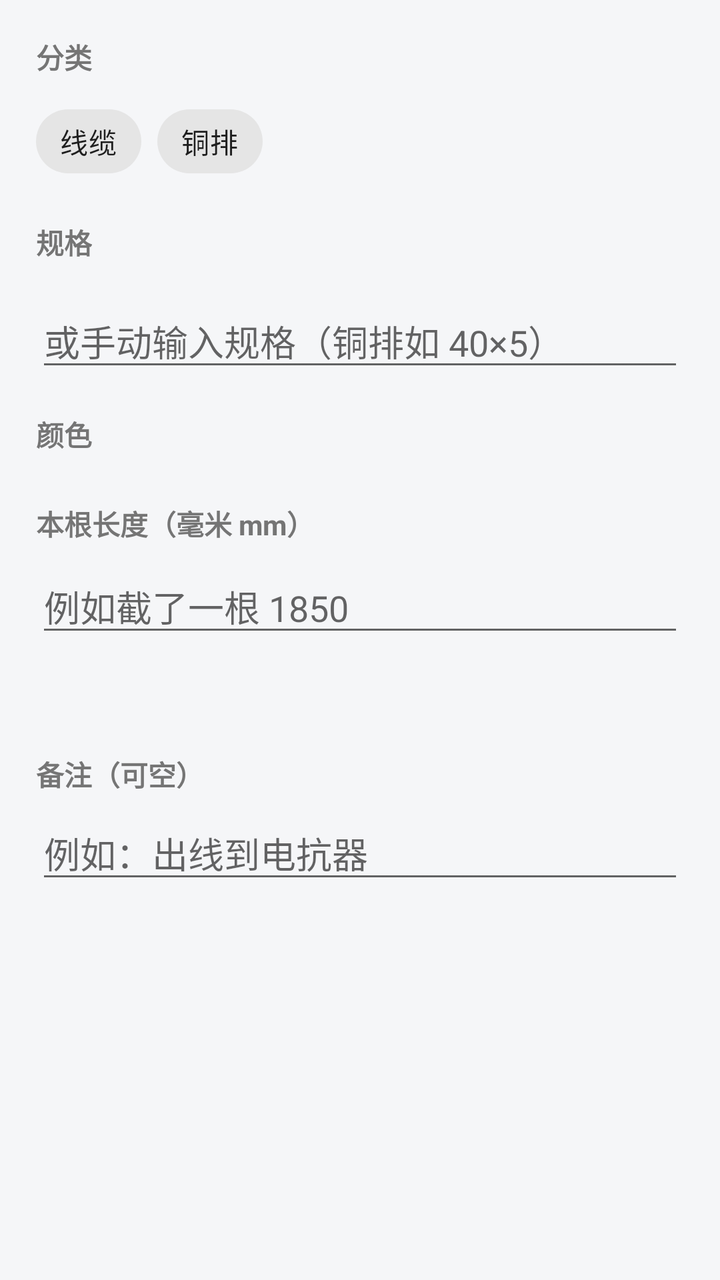
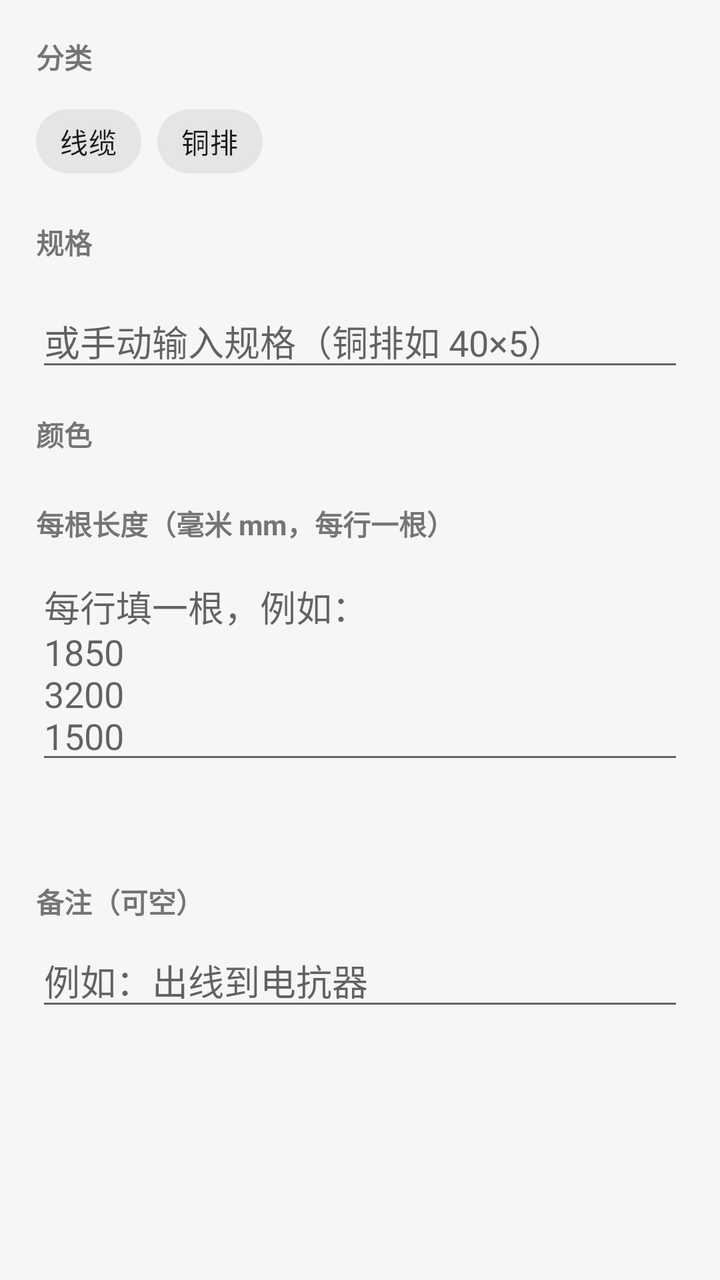

Before-and-after screenshots of an Android layout around one commit, followed by the original layout XML and the change that was made.
<!-- AndroidManifest.xml: application theme Theme.App -->
<!-- res/layout/dialog_record.xml -->
<?xml version="1.0" encoding="utf-8"?>
<ScrollView xmlns:android="http://schemas.android.com/apk/res/android"
    xmlns:app="http://schemas.android.com/apk/res-auto"
    android:layout_width="match_parent"
    android:layout_height="wrap_content">
    <LinearLayout xmlns:android="http://schemas.android.com/apk/res/android"
        android:layout_width="match_parent"
        android:layout_height="wrap_content"
        android:orientation="vertical"
        android:padding="18dp">

        <TextView
            android:layout_width="wrap_content"
            android:layout_height="wrap_content"
            android:text="分类"
            android:textSize="14sp"
            android:textStyle="bold"
            android:textColor="@color/text_secondary" />

        <com.google.android.material.chip.ChipGroup
            android:id="@+id/cg_kind"
            android:layout_width="match_parent"
            android:layout_height="wrap_content"
            android:layout_marginTop="8dp"
            app:singleSelection="true"
            app:selectionRequired="true">

            <com.google.android.material.chip.Chip
                android:id="@+id/chip_kind_wire"
                style="@style/Widget.MaterialComponents.Chip.Choice"
                android:layout_width="wrap_content"
                android:layout_height="wrap_content"
                android:text="线缆"
                app:checkedIconVisible="false" />

            <com.google.android.material.chip.Chip
                android:id="@+id/chip_kind_busbar"
                style="@style/Widget.MaterialComponents.Chip.Choice"
                android:layout_width="wrap_content"
                android:layout_height="wrap_content"
                android:text="铜排"
                app:checkedIconVisible="false" />
        </com.google.android.material.chip.ChipGroup>

        <TextView
            android:id="@+id/tv_spec_label"
            android:layout_width="wrap_content"
            android:layout_height="wrap_content"
            android:text="规格"
            android:textSize="14sp"
            android:textStyle="bold"
            android:textColor="@color/text_secondary"
            android:layout_marginTop="16dp" />

        <com.google.android.material.chip.ChipGroup
            android:id="@+id/cg_spec"
            android:layout_width="match_parent"
            android:layout_height="wrap_content"
            android:layout_marginTop="8dp"
            app:singleSelection="true">

            
        </com.google.android.material.chip.ChipGroup>

        <EditText
            android:id="@+id/et_spec_custom"
            android:layout_width="match_parent"
            android:layout_height="wrap_content"
            android:hint="或手动输入规格（铜排如 40×5）"
            android:inputType="text"
            android:importantForAutofill="no"
            android:layout_marginTop="8dp"
            android:visibility="visible" />

        <TextView
            android:id="@+id/tv_color_label"
            android:layout_width="wrap_content"
            android:layout_height="wrap_content"
            android:text="颜色"
            android:textSize="14sp"
            android:textStyle="bold"
            android:textColor="@color/text_secondary"
            android:layout_marginTop="16dp" />

        <com.google.android.material.chip.ChipGroup
            android:id="@+id/cg_color"
            android:layout_width="match_parent"
            android:layout_height="wrap_content"
            android:layout_marginTop="8dp"
            app:singleSelection="true">

            
        </com.google.android.material.chip.ChipGroup>

        <TextView
            android:layout_width="wrap_content"
            android:layout_height="wrap_content"
            android:text="本根长度（毫米 mm）"
            android:textSize="14sp"
            android:textStyle="bold"
            android:textColor="@color/text_secondary"
            android:layout_marginTop="16dp" />

        <EditText
            android:id="@+id/et_length"
            android:layout_width="match_parent"
            android:layout_height="wrap_content"
            android:hint="例如截了一根 1850"
            android:inputType="number"
            android:digits="0123456789"
            android:importantForAutofill="no"
            android:layout_marginTop="8dp" />

        <TextView
            android:id="@+id/tv_length_preview"
            android:layout_width="wrap_content"
            android:layout_height="wrap_content"
            android:text=""
            android:textColor="@color/text_secondary"
            android:textSize="13sp"
            android:layout_marginTop="4dp" />

        <TextView
            android:id="@+id/tv_existing_total"
            android:layout_width="wrap_content"
            android:layout_height="wrap_content"
            android:text=""
            android:textColor="@color/primary"
            android:textSize="13sp"
            android:layout_marginTop="2dp" />

        <TextView
            android:layout_width="wrap_content"
            android:layout_height="wrap_content"
            android:text="备注（可空）"
            android:textSize="14sp"
            android:textStyle="bold"
            android:textColor="@color/text_secondary"
            android:layout_marginTop="12dp" />

        <EditText
            android:id="@+id/et_note"
            android:layout_width="match_parent"
            android:layout_height="wrap_content"
            android:hint="例如：出线到电抗器"
            android:inputType="text"
            android:importantForAutofill="no"
            android:layout_marginTop="6dp" />
    </LinearLayout>
</ScrollView>
<!-- resources referenced by this layout -->
<resources>
  <color name="primary">#1565C0</color>
  <color name="text_secondary">#757575</color>
  <style name="Theme.App" parent="Theme.MaterialComponents.DayNight.NoActionBar">
          <item name="colorPrimary">@color/primary</item>
          <item name="colorPrimaryDark">@color/primary_dark</item>
          <item name="colorAccent">@color/accent</item>
          <item name="android:statusBarColor">@color/primary_dark</item>
          <item name="android:windowBackground">@color/bg_window</item>
      </style>
  <color name="primary_dark">#0D47A1</color>
  <color name="accent">#FF8F00</color>
  <color name="bg_window">#F5F6F8</color>
</resources>

<!-- the commit's change to res/layout/dialog_record.xml (unified diff, before → after) -->
@@ -95,7 +95,7 @@
         <TextView
             android:layout_width="wrap_content"
             android:layout_height="wrap_content"
-            android:text="本根长度（毫米 mm）"
+            android:text="每根长度（毫米 mm，每行一根）"
             android:textSize="14sp"
             android:textStyle="bold"
             android:textColor="@color/text_secondary"
@@ -105,9 +105,10 @@
             android:id="@+id/et_length"
             android:layout_width="match_parent"
             android:layout_height="wrap_content"
-            android:hint="例如截了一根 1850"
-            android:inputType="number"
-            android:digits="0123456789"
+            android:gravity="top|start"
+            android:minLines="3"
+            android:hint="每行填一根，例如：&#10;1850&#10;3200&#10;1500"
+            android:inputType="number|textMultiLine"
             android:importantForAutofill="no"
             android:layout_marginTop="8dp" />
 
